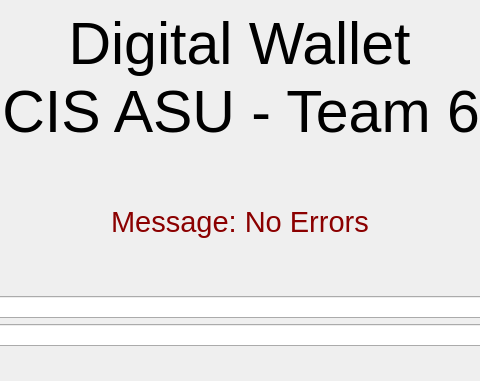
mohamed-khalid-gamal/Ds_Project, file Ds_project/mainwindow.ui: the form before one commit; both pictures show x 400 to 880 and y 0 to 381 of the 1280 by 720 pixel window.
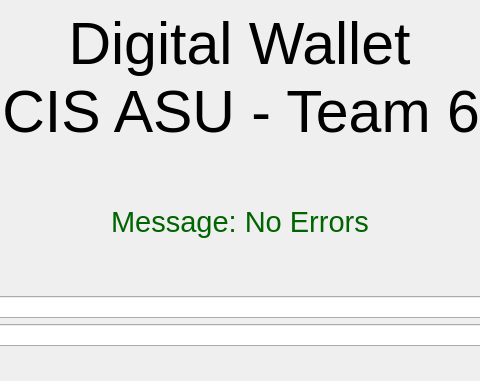
The form after the commit.

```diff
--- a/Ds_project/mainwindow.ui
+++ b/Ds_project/mainwindow.ui
@@ -62,7 +62,7 @@
          </font>
         </property>
         <property name="styleSheet">
-         <string notr="true">color: darkred</string>
+         <string notr="true">color: darkgreen</string>
         </property>
         <property name="text">
          <string>Message: No Errors</string>
```
